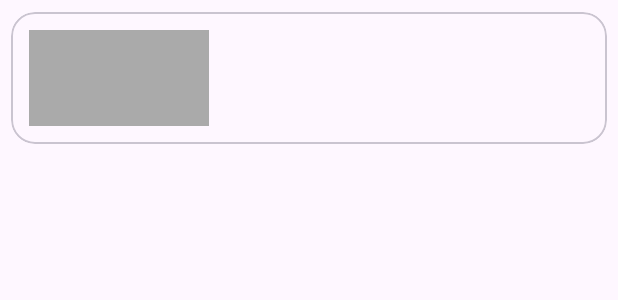
After one commit to MarcinBudzinski26/VideoApp, an Android app: the layout item_video.xml on its own in the app's theme, with its tools: preview values and no code run, on a phone screen of 412 x 824 dp. The commit adds this screen. Shown: the top 300 px of the screen. Run offline under Robolectric (Android 15) with nearby library versions, the phone set to English and light mode, and no system bars.

Commit message:
VideoApp Added layout for add button and fixed main function (onCreate)

```diff
--- a/app/build.gradle.kts
+++ b/app/build.gradle.kts
@@ -52,4 +52,7 @@ dependencies {
     testImplementation(libs.junit)
     androidTestImplementation(libs.androidx.junit)
     androidTestImplementation(libs.androidx.espresso.core)
+    implementation("com.google.android.material:material:1.12.0")
+
+
 }
--- a/app/src/main/java/ie/setu/videoapp/MainActivity.kt
+++ b/app/src/main/java/ie/setu/videoapp/MainActivity.kt
@@ -1,20 +1,20 @@
 package ie.setu.videoapp
 
 import android.os.Bundle
-import androidx.activity.enableEdgeToEdge
 import androidx.appcompat.app.AppCompatActivity
-import androidx.core.view.ViewCompat
-import androidx.core.view.WindowInsetsCompat
+import androidx.recyclerview.widget.LinearLayoutManager
+import ie.setu.videoapp.databinding.ActivityMainBinding
 
 class MainActivity : AppCompatActivity() {
+
+    private lateinit var binding: ActivityMainBinding
+
     override fun onCreate(savedInstanceState: Bundle?) {
         super.onCreate(savedInstanceState)
-        enableEdgeToEdge()
-        setContentView(R.layout.activity_main)
-        ViewCompat.setOnApplyWindowInsetsListener(findViewById(R.id.main)) { v, insets ->
-            val systemBars = insets.getInsets(WindowInsetsCompat.Type.systemBars())
-            v.setPadding(systemBars.left, systemBars.top, systemBars.right, systemBars.bottom)
-            insets
-        }
+        binding = ActivityMainBinding.inflate(layoutInflater)
+        setContentView(binding.root)
+
+        // set up empty list view for now
+        binding.videoRecycler.layoutManager = LinearLayoutManager(this)
     }
 }
--- /dev/null
+++ b/app/src/main/java/ie/setu/videoapp/VideoModel.kt
@@ -0,0 +1 @@
+package ie.setu.videoapp
--- /dev/null
+++ b/app/src/main/res/layout/item_video.xml
@@ -0,0 +1,50 @@
+<?xml version="1.0" encoding="utf-8"?>
+<com.google.android.material.card.MaterialCardView
+    xmlns:android="http://schemas.android.com/apk/res/android"
+    xmlns:app="http://schemas.android.com/apk/res-auto"
+    android:layout_width="match_parent"
+    android:layout_height="wrap_content"
+    android:layout_marginBottom="12dp"
+    app:cardCornerRadius="16dp"
+    app:cardUseCompatPadding="true">
+
+    <LinearLayout
+        android:layout_width="match_parent"
+        android:layout_height="88dp"
+        android:padding="12dp"
+        android:orientation="horizontal">
+
+        <ImageView
+            android:id="@+id/thumb"
+            android:layout_width="120dp"
+            android:layout_height="match_parent"
+            android:scaleType="centerCrop"
+            android:contentDescription="Thumbnail"
+            android:src="@android:color/darker_gray"/>
+
+        <LinearLayout
+            android:layout_width="0dp"
+            android:layout_height="match_parent"
+            android:layout_weight="1"
+            android:orientation="vertical"
+            android:paddingLeft="12dp">
+
+            <TextView
+                android:id="@+id/title"
+                android:layout_width="match_parent"
+                android:layout_height="wrap_content"
+                android:textSize="16sp"
+                android:textStyle="bold"
+                android:maxLines="2"
+                android:ellipsize="end"/>
+
+            <TextView
+                android:id="@+id/source"
+                android:layout_width="match_parent"
+                android:layout_height="wrap_content"
+                android:textSize="12sp"
+                android:maxLines="1"
+                android:ellipsize="end"/>
+        </LinearLayout>
+    </LinearLayout>
+</com.google.android.material.card.MaterialCardView>
```
